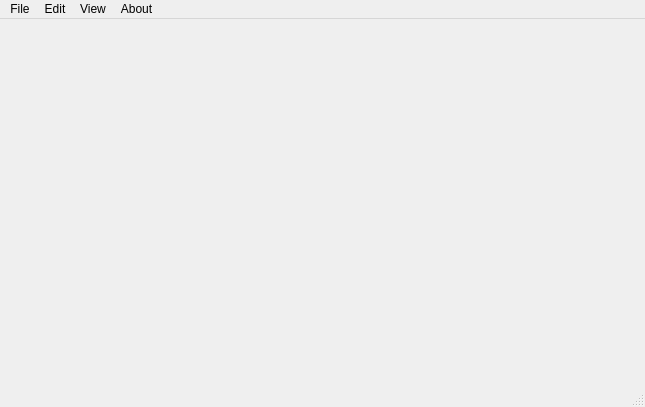
The window that mainwindow.ui (TheKamouth/Gliltchlab) describes before a commit, drawn with Qt 5.
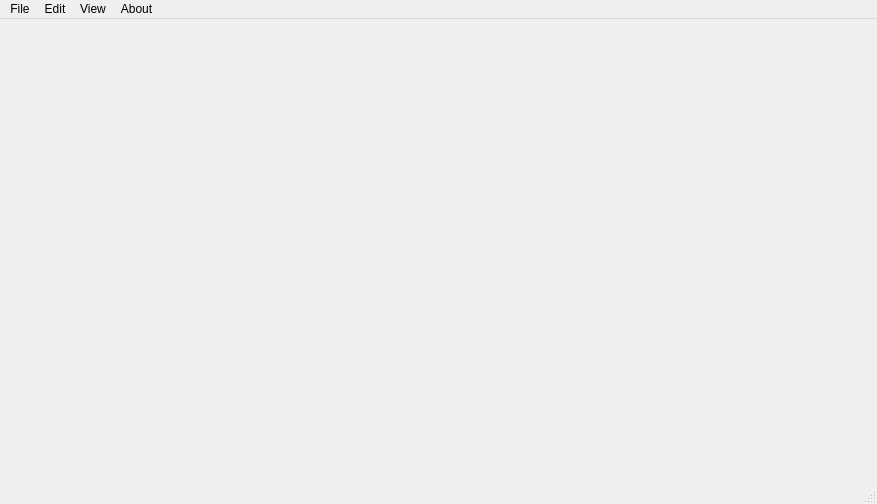
The same window after the commit.

```diff
--- a/mainwindow.ui
+++ b/mainwindow.ui
@@ -6,8 +6,8 @@
    <rect>
     <x>0</x>
     <y>0</y>
-    <width>645</width>
-    <height>407</height>
+    <width>877</width>
+    <height>504</height>
    </rect>
   </property>
   <property name="windowTitle">
@@ -20,10 +20,7 @@
    <bool>true</bool>
   </property>
   <widget class="QWidget" name="centralwidget">
-   <layout class="QVBoxLayout" name="verticalLayout">
-    <property name="spacing">
-     <number>2</number>
-    </property>
+   <layout class="QGridLayout" name="gridLayout" rowstretch="0" columnstretch="0">
     <property name="leftMargin">
      <number>2</number>
     </property>
@@ -31,10 +28,10 @@
      <number>2</number>
     </property>
     <property name="rightMargin">
-     <number>2</number>
+     <number>50</number>
     </property>
     <property name="bottomMargin">
-     <number>2</number>
+     <number>50</number>
     </property>
     <item>
      <widget class="QWidget" name="glWidget" native="true"/>
@@ -59,7 +56,7 @@
     <rect>
      <x>0</x>
      <y>0</y>
-     <width>645</width>
+     <width>877</width>
      <height>21</height>
     </rect>
    </property>
```
Left out of the diff: 22 changed lines with no effect on the pictures.
